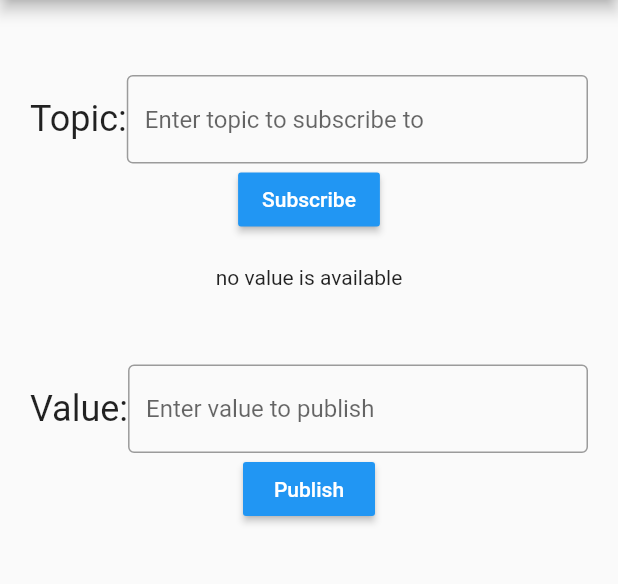
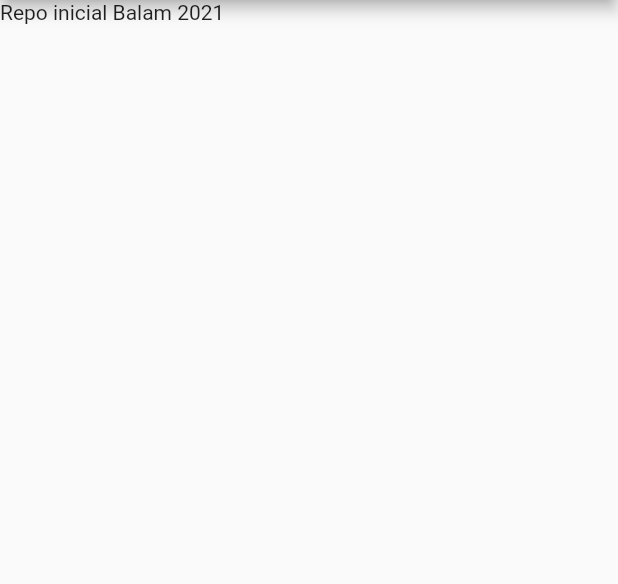
Before and after one commit to teslalab/app_balam_2021, a Flutter app: the screen it shows after launch, on a phone screen of 412 x 824 dp, the part 84-668 px from its top. Run offline on Flutter 3.47's test engine with Material 2 defaults, Android fonts, the phone set to English and light mode, and no system bars; our stand-ins replace stack_trace; missing offline and left inert: mqtt_client.

Commit message:
cambio de página inicial

```diff
--- a/lib/mqtt_ui_page.dart
+++ b/lib/mqtt_ui_page.dart
@@ -32,102 +32,8 @@ class MqttPageState extends State<MqttPage> {
   Widget _body() {
     return Column(
       children: <Widget>[
-        _subscriptionInfo(),
-        _subscriptionData(),
-        _publishInfo(),
+        Text("Repo inicial Balam 2021"),
       ],
-    );
-  }
-
-//
-// The UI to get and subscribe to the mqtt topic.
-//
-  Widget _subscriptionInfo() {
-    return Container(
-      margin: EdgeInsets.fromLTRB(20.0, 50.0, 20.0, 20.0),
-      child: Column(
-        children: <Widget>[
-          Row(
-            children: <Widget>[
-              Text(
-                'Topic:',
-                style: TextStyle(fontSize: 24),
-              ),
-              // To use TextField within a row, it needs to be wrapped in a Flexible
-              // widget.  See Stackoverflow: https://bit.ly/2IkzqBk
-              Flexible(
-                child: TextField(
-                  controller: myTopicController,
-                  decoration: InputDecoration(
-                    border: OutlineInputBorder(),
-                    hintText: 'Enter topic to subscribe to',
-                  ),
-                ),
-              ),
-            ],
-          ),
-          RaisedButton(
-            color: Colors.blue,
-            textColor: Colors.white,
-            child: Text('Subscribe'),
-            onPressed: () {
-              subscribe(myTopicController.text);
-            },
-          ),
-        ],
-      ),
-    );
-  }
-
-  Widget _subscriptionData() {
-    return StreamBuilder(
-        stream: AdafruitFeed.sensorStream,
-        builder: (context, snapshot) {
-          // if (!snapshot.hasData) {
-          //   return CircularProgressIndicator();
-          // }
-          String reading = snapshot.data;
-          if (reading == null) {
-            reading = 'no value is available';
-          }
-          return Text(reading);
-        });
-  }
-
-  Widget _publishInfo() {
-    return Container(
-      margin: EdgeInsets.fromLTRB(20.0, 50.0, 20.0, 20.0),
-      child: Column(
-        children: <Widget>[
-          Row(
-            children: <Widget>[
-              Text(
-                'Value:',
-                style: TextStyle(fontSize: 24),
-              ),
-              // To use TextField within a row, it needs to be wrapped in a Flexible
-              // widget.  See Stackoverflow: https://bit.ly/2IkzqBk
-              Flexible(
-                child: TextField(
-                  controller: myValueController,
-                  decoration: InputDecoration(
-                    border: OutlineInputBorder(),
-                    hintText: 'Enter value to publish',
-                  ),
-                ),
-              ),
-            ],
-          ),
-          RaisedButton(
-            color: Colors.blue,
-            textColor: Colors.white,
-            child: Text('Publish'),
-            onPressed: () {
-              publish(myTopicController.text, myValueController.text);
-            },
-          ),
-        ],
-      ),
     );
   }
 
```
